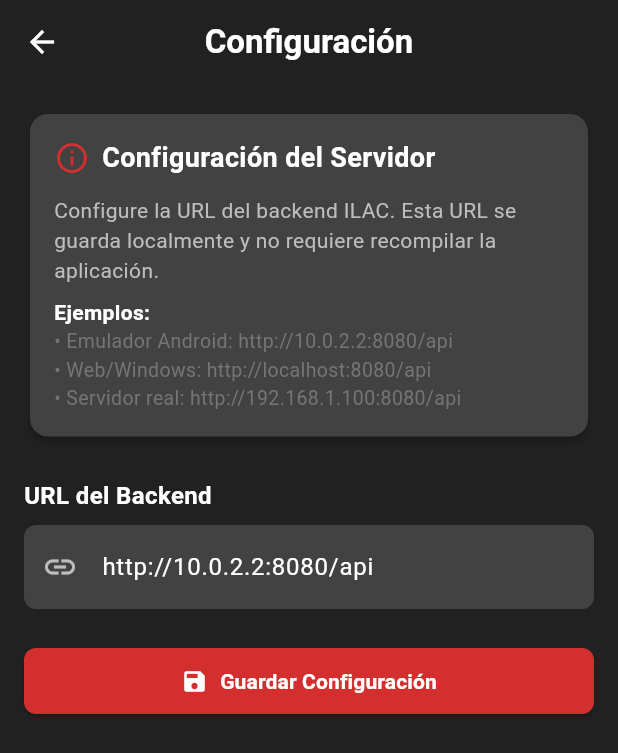
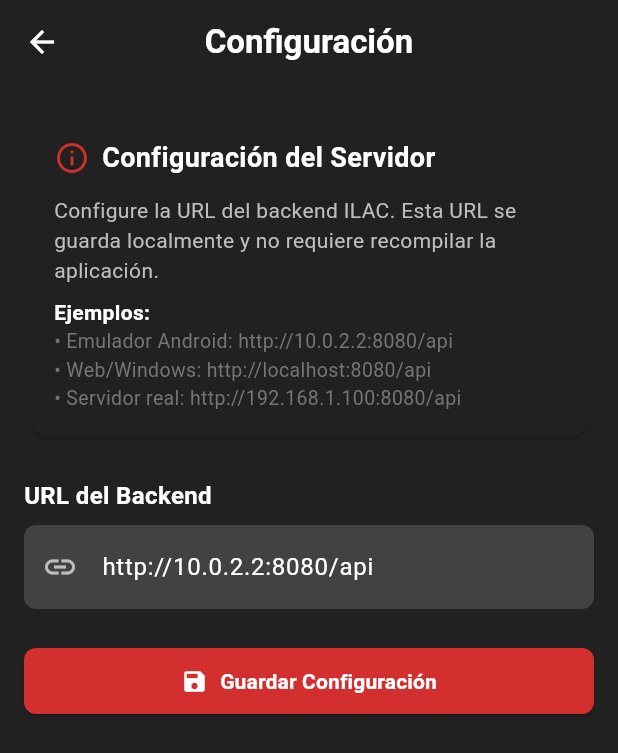
Before and after one commit to Cits100/ilac-project, a Flutter app: the screen it shows after launch, after a tap on "Configurar servidor", on a phone screen of 412 x 824 dp. Shown: the top 753 px of the screen. Run offline on Flutter 3.47's test engine with Material 3 defaults, Android fonts, the light colour scheme and no system bars; our stand-ins replace connectivity_plus, flutter_secure_storage, image_picker, permission_handler, shared_preferences, sqflite; accounts and stored records are empty.

Commit message:
fix: Corregir CardTheme para compatibilidad con Flutter de Windows

```diff
--- a/mobile-app/lib/utils/app_theme.dart
+++ b/mobile-app/lib/utils/app_theme.dart
@@ -39,13 +39,7 @@
         elevation: 0,
         centerTitle: true,
       ),
-      cardTheme: CardTheme(
-        color: darkGrey,
-        elevation: 2,
-        shape: RoundedRectangleBorder(
-          borderRadius: BorderRadius.circular(12),
-        ),
-      ),
+      cardColor: darkGrey,
       elevatedButtonTheme: ElevatedButtonThemeData(
         style: ElevatedButton.styleFrom(
           backgroundColor: primaryRed,
```
